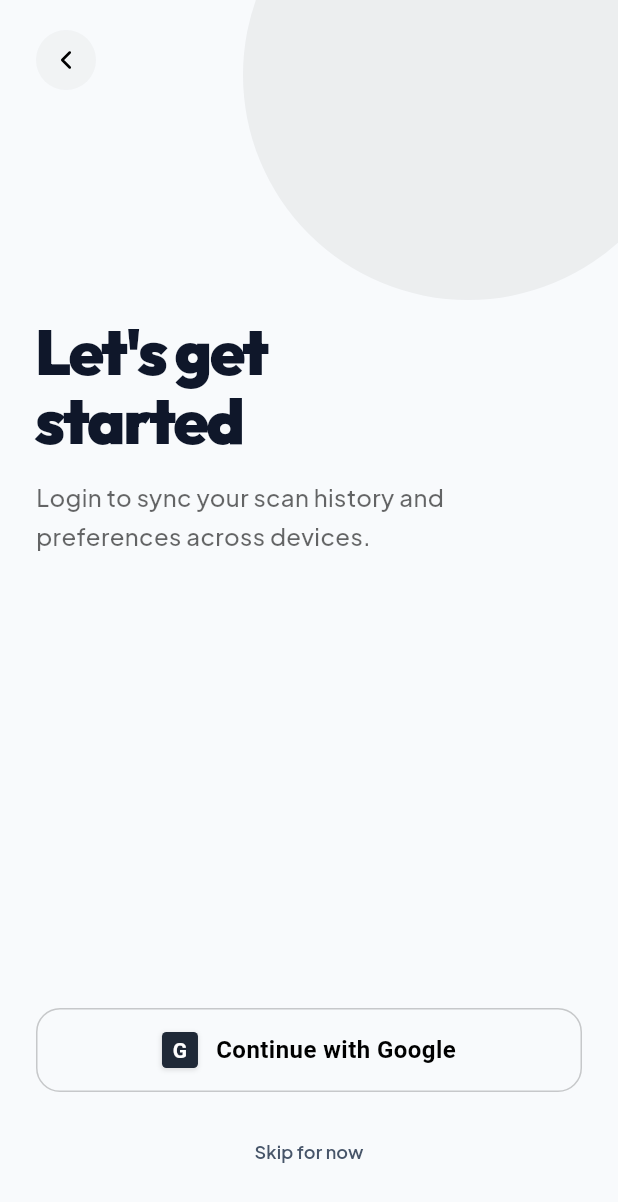
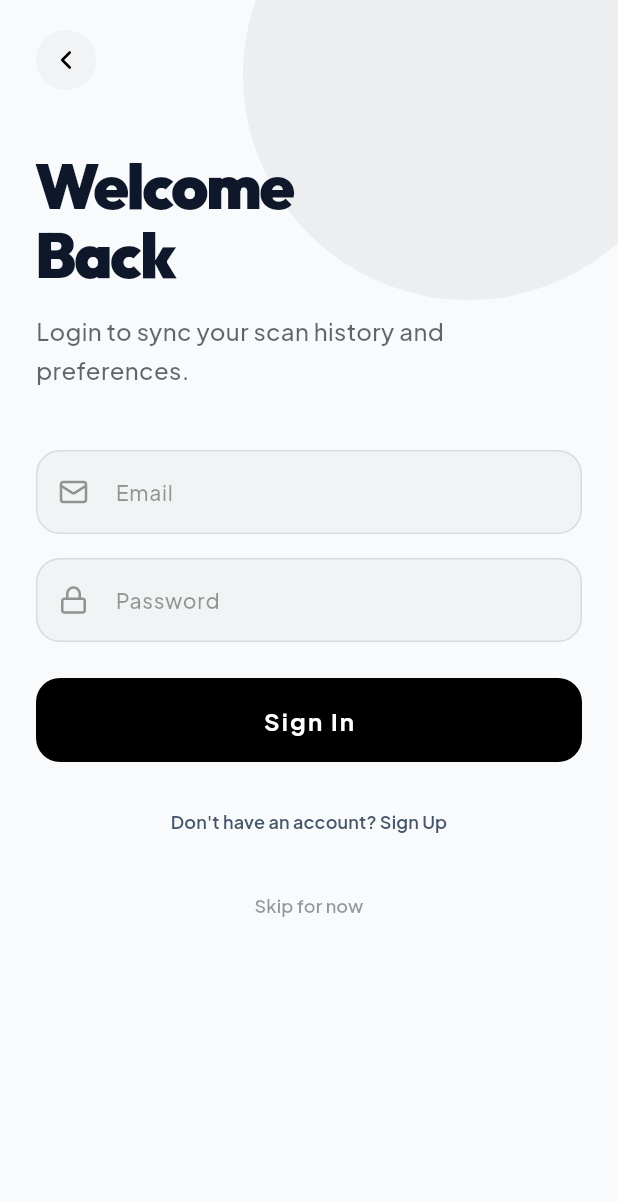
Before and after one commit to vivekvsingh19/LabelLens_ai, a Flutter app: the LoginScreen screen opened by its route, on a phone screen of 412 x 824 dp. Shown: the top 1202 px of the screen. Run offline on Flutter 3.47's test engine with Material 3 defaults, Android fonts, the phone set to English and light mode, and no system bars; drawn by our look-alikes of flutter_animate, upgrader; our stand-ins replace camera, fl_chart, flutter_dotenv, flutter_riverpod, go_router, google_fonts and 6 more; accounts and stored records are empty; network calls fail; project files that could hold a hidden picture were left out.

Commit message:
feat: Implement Supabase email/password authentication and add `app_links` plugin.

```diff
--- /dev/null
+++ b/lib/core/services/supabase_service.dart
@@ -0,0 +1,48 @@
+import 'package:supabase_flutter/supabase_flutter.dart';
+import 'package:flutter_dotenv/flutter_dotenv.dart';
+
+class SupabaseService {
+  static final SupabaseService _instance = SupabaseService._internal();
+  factory SupabaseService() => _instance;
+  SupabaseService._internal();
+
+  SupabaseClient get client => Supabase.instance.client;
+
+  Future<void> initialize() async {
+    await Supabase.initialize(
+      url: dotenv.env['SUPABASE_URL'] ?? '',
+      anonKey: dotenv.env['SUPABASE_ANON_KEY'] ?? '',
+    );
+  }
+
+  // Auth helper methods
+  User? get currentUser => client.auth.currentUser;
+
+  Stream<AuthState> get authStateChanges => client.auth.onAuthStateChange;
+
+  Future<AuthResponse> signUp({
+    required String email,
+    required String password,
+    Map<String, dynamic>? data,
+  }) async {
+    return await client.auth.signUp(
+      email: email,
+      password: password,
+      data: data,
+    );
+  }
+
+  Future<AuthResponse> signIn({
+    required String email,
+    required String password,
+  }) async {
+    return await client.auth.signInWithPassword(
+      email: email,
+      password: password,
+    );
+  }
+
+  Future<void> signOut() async {
+    await client.auth.signOut();
+  }
+}
--- a/lib/features/onboarding/login_screen.dart
+++ b/lib/features/onboarding/login_screen.dart
@@ -4,6 +4,8 @@ import 'package:labelsafe_ai/core/theme/app_theme.dart';
 import 'package:lucide_icons/lucide_icons.dart';
 import 'package:flutter_animate/flutter_animate.dart';
 import 'package:labelsafe_ai/core/services/preferences_service.dart';
+import 'package:labelsafe_ai/core/services/supabase_service.dart';
+import 'package:supabase_flutter/supabase_flutter.dart';
 
 class LoginScreen extends StatefulWidget {
   const LoginScreen({super.key});
@@ -14,16 +16,66 @@ class LoginScreen extends StatefulWidget {
 
 class _LoginScreenState extends State<LoginScreen> {
   bool _isLoading = false;
+  bool _isSignUp = false;
+  final _emailController = TextEditingController();
+  final _passwordController = TextEditingController();
 
-  void _handleGoogleLogin() {
+  Future<void> _handleAuth() async {
+    final email = _emailController.text.trim();
+    final password = _passwordController.text.trim();
+
+    if (email.isEmpty || password.isEmpty) {
+      ScaffoldMessenger.of(context).showSnackBar(
+        const SnackBar(content: Text('Please enter email and password')),
+      );
+      return;
+    }
+
     setState(() => _isLoading = true);
-    // Simulate login delay
-    Future.delayed(const Duration(milliseconds: 1500), () async {
+
+    try {
+      if (_isSignUp) {
+        final response =
+            await SupabaseService().signUp(email: email, password: password);
+        if (response.session != null) {
           if (mounted) {
             await PreferencesService().setLoggedIn(true);
             if (mounted) context.go('/home');
           }
+        } else {
+          if (mounted) {
+            ScaffoldMessenger.of(context).showSnackBar(
+              const SnackBar(
+                  content: Text(
+                      'Account created! Please check your email to confirm if required.')),
+            );
+            setState(() {
+              _isSignUp = false;
             });
+          }
+        }
+      } else {
+        await SupabaseService().signIn(email: email, password: password);
+        if (mounted) {
+          await PreferencesService().setLoggedIn(true);
+          if (mounted) context.go('/home');
+        }
+      }
+    } on AuthException catch (e) {
+      if (mounted) {
+        ScaffoldMessenger.of(context).showSnackBar(
+          SnackBar(content: Text(e.message), backgroundColor: Colors.red),
+        );
+      }
+    } catch (e) {
+      if (mounted) {
+        ScaffoldMessenger.of(context).showSnackBar(
+          SnackBar(content: Text('Error: $e'), backgroundColor: Colors.red),
+        );
+      }
+    } finally {
+      if (mounted) setState(() => _isLoading = false);
+    }
   }
 
   @override
@@ -56,6 +108,7 @@ class _LoginScreenState extends State<LoginScreen> {
           SafeArea(
             child: Padding(
               padding: const EdgeInsets.symmetric(horizontal: 24),
+              child: SingleChildScrollView(
                 child: Column(
                   crossAxisAlignment: CrossAxisAlignment.start,
                   children: [
@@ -82,11 +135,11 @@ class _LoginScreenState extends State<LoginScreen> {
                       ),
                     ).animate().fade().slideX(begin: -0.2, end: 0),
 
-                  const Spacer(flex: 1),
+                    const SizedBox(height: 40),
 
                     // Title Section
                     Text(
-                    "Let's get\nstarted",
+                      _isSignUp ? "Create\nAccount" : "Welcome\nBack",
                       style: AppTheme.h1(isDark).copyWith(
                         fontSize: 42,
                         height: 1.1,
@@ -96,7 +149,9 @@ class _LoginScreenState extends State<LoginScreen> {
                     const SizedBox(height: 16),
 
                     Text(
-                    "Login to sync your scan history and preferences across devices.",
+                      _isSignUp
+                          ? "Sign up to start tracking your consumption."
+                          : "Login to sync your scan history and preferences.",
                       style: AppTheme.body(isDark).copyWith(
                         fontSize: 16,
                         color: isDark
@@ -105,25 +160,77 @@ class _LoginScreenState extends State<LoginScreen> {
                       ),
                     ).animate().fade(delay: 400.ms).slideY(begin: 0.2, end: 0),
 
-                  const Spacer(flex: 2),
+                    const SizedBox(height: 40),
 
-                  // Google Button
-                  _buildGoogleButton(isDark)
-                      .animate()
-                      .fade(delay: 600.ms)
-                      .slideY(begin: 0.2, end: 0),
+                    // Form
+                    _buildTextField(
+                      controller: _emailController,
+                      label: 'Email',
+                      icon: LucideIcons.mail,
+                      isDark: isDark,
+                    ).animate().fade(delay: 500.ms).slideY(begin: 0.2, end: 0),
 
                     const SizedBox(height: 16),
 
-                  // Skip Button
+                    _buildTextField(
+                      controller: _passwordController,
+                      label: 'Password',
+                      icon: LucideIcons.lock,
+                      isPassword: true,
+                      isDark: isDark,
+                    ).animate().fade(delay: 600.ms).slideY(begin: 0.2, end: 0),
+
+                    const SizedBox(height: 24),
+
+                    // Auth Button
+                    SizedBox(
+                      width: double.infinity,
+                      height: 56,
+                      child: ElevatedButton(
+                        onPressed: _isLoading ? null : _handleAuth,
+                        style: ElevatedButton.styleFrom(
+                          backgroundColor: isDark ? Colors.white : Colors.black,
+                          foregroundColor: isDark ? Colors.black : Colors.white,
+                          shape: RoundedRectangleBorder(
+                            borderRadius: BorderRadius.circular(16),
+                          ),
+                          elevation: 0,
+                        ),
+                        child: _isLoading
+                            ? SizedBox(
+                                width: 24,
+                                height: 24,
+                                child: CircularProgressIndicator(
+                                  strokeWidth: 2,
+                                  valueColor: AlwaysStoppedAnimation<Color>(
+                                    isDark ? Colors.black : Colors.white,
+                                  ),
+                                ),
+                              )
+                            : Text(
+                                _isSignUp ? "Sign Up" : "Sign In",
+                                style: const TextStyle(
+                                  fontSize: 16,
+                                  fontWeight: FontWeight.w700,
+                                ),
+                              ),
+                      ),
+                    ).animate().fade(delay: 700.ms).slideY(begin: 0.2, end: 0),
+
+                    const SizedBox(height: 16),
+
+                    // Toggle Button
                     Center(
                       child: TextButton(
-                      onPressed: () async {
-                        await PreferencesService().setLoggedIn(true);
-                        if (context.mounted) context.go('/home');
+                        onPressed: () {
+                          setState(() {
+                            _isSignUp = !_isSignUp;
+                          });
                         },
                         child: Text(
-                        "Skip for now",
+                          _isSignUp
+                              ? "Already have an account? Sign In"
+                              : "Don't have an account? Sign Up",
                           style: AppTheme.bodySmall(isDark).copyWith(
                             fontWeight: FontWeight.w600,
                           ),
@@ -131,8 +238,32 @@ class _LoginScreenState extends State<LoginScreen> {
                       ),
                     ).animate().fade(delay: 800.ms),
 
+                    const SizedBox(height: 8),
+
+                    // Skip Button
+                    Center(
+                      child: TextButton(
+                        onPressed: () async {
+                          // Allow anonymous access, but don't set 'loggedIn' to true
+                          // Maybe set 'onboardingComplete' though
+                          await PreferencesService().setLoggedIn(false);
+                          if (context.mounted) context.go('/home');
+                        },
+                        child: Text(
+                          "Skip for now",
+                          style: AppTheme.bodySmall(isDark).copyWith(
+                            fontWeight: FontWeight.w600,
+                            color: isDark
+                                ? Colors.white.withValues(alpha: 0.4)
+                                : Colors.black.withValues(alpha: 0.4),
+                          ),
+                        ),
+                      ),
+                    ).animate().fade(delay: 900.ms),
+
                     const SizedBox(height: 32),
                   ],
+                ),
               ),
             ),
           ),
@@ -141,75 +272,48 @@ class _LoginScreenState extends State<LoginScreen> {
     );
   }
 
-  Widget _buildGoogleButton(bool isDark) {
-    return SizedBox(
-      width: double.infinity,
-      height: 56,
-      child: OutlinedButton(
-        onPressed: _isLoading ? null : _handleGoogleLogin,
-        style: OutlinedButton.styleFrom(
-          foregroundColor: isDark ? Colors.white : Colors.black,
-          side: BorderSide(
+  Widget _buildTextField({
+    required TextEditingController controller,
+    required String label,
+    required IconData icon,
+    bool isPassword = false,
+    required bool isDark,
+  }) {
+    return Container(
+      decoration: BoxDecoration(
         color: isDark
-                ? Colors.white.withValues(alpha: 0.2)
-                : Colors.black.withValues(alpha: 0.2),
-            width: 1,
-          ),
-          shape: RoundedRectangleBorder(
+            ? Colors.white.withValues(alpha: 0.05)
+            : Colors.black.withValues(alpha: 0.03),
         borderRadius: BorderRadius.circular(16),
+        border: Border.all(
+          color: isDark
+              ? Colors.white.withValues(alpha: 0.1)
+              : Colors.black.withValues(alpha: 0.1),
         ),
       ),
-        child: _isLoading
-            ? SizedBox(
-                width: 24,
-                height: 24,
-                child: CircularProgressIndicator(
-                  strokeWidth: 2,
-                  valueColor: AlwaysStoppedAnimation<Color>(
-                    isDark ? Colors.white : Colors.black,
+      child: TextField(
+        controller: controller,
+        obscureText: isPassword,
+        style: AppTheme.body(isDark),
+        decoration: InputDecoration(
+          hintText: label,
+          hintStyle: AppTheme.body(isDark).copyWith(
+            color: isDark
+                ? Colors.white.withValues(alpha: 0.4)
+                : Colors.black.withValues(alpha: 0.4),
           ),
+          prefixIcon: Icon(
+            icon,
+            color: isDark
+                ? Colors.white.withValues(alpha: 0.4)
+                : Colors.black.withValues(alpha: 0.4),
+            size: 20,
           ),
-              )
-            : Row(
-                mainAxisAlignment: MainAxisAlignment.center,
-                children: [
-                  // Google G Icon
-                  Container(
-                    width: 24,
-                    height: 24,
-                    decoration: BoxDecoration(
-                      borderRadius: BorderRadius.circular(3),
-                      color: isDark ? Colors.white : const Color(0xFF1F2937),
-                      boxShadow: [
-                        BoxShadow(
-                          color: Colors.black.withValues(alpha: 0.12),
-                          blurRadius: 2,
-                          offset: const Offset(0, 1),
+          border: InputBorder.none,
+          contentPadding: const EdgeInsets.symmetric(
+            horizontal: 16,
+            vertical: 16,
           ),
-                      ],
-                    ),
-                    child: Center(
-                      child: Text(
-                        'G',
-                        style: TextStyle(
-                          fontSize: 14,
-                          fontWeight: FontWeight.w700,
-                          color:
-                              isDark ? const Color(0xFF1F2937) : Colors.white,
-                        ),
-                      ),
-                    ),
-                  ),
-                  const SizedBox(width: 12),
-                  const Text(
-                    "Continue with Google",
-                    style: TextStyle(
-                      fontSize: 16,
-                      fontWeight: FontWeight.w600,
-                      letterSpacing: 0.3,
-                    ),
-                  ),
-                ],
         ),
       ),
     );
```
Lines whose indentation alone changed are shown as unchanged.
